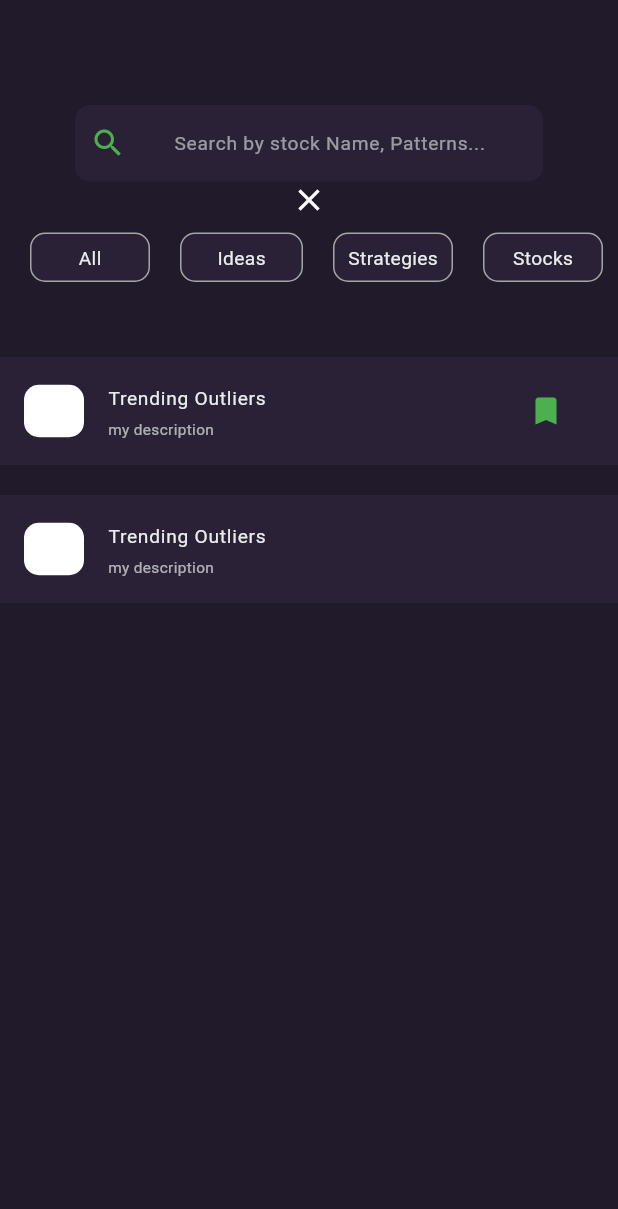
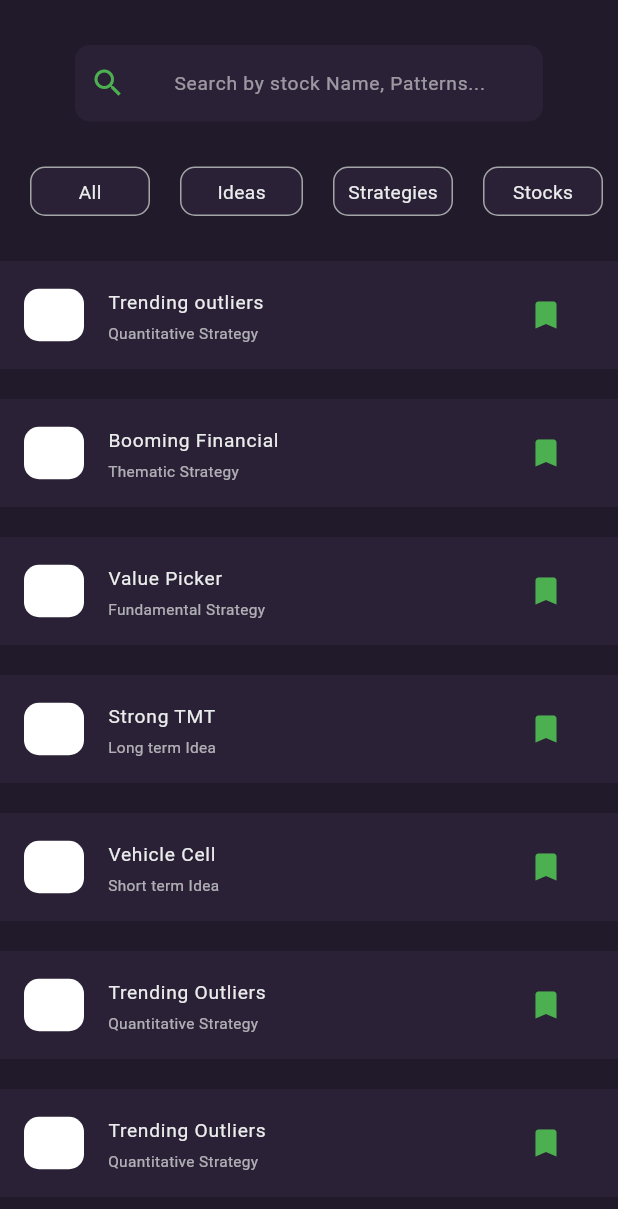
Before and after one commit to nayu1212/statzy, a Flutter app: the screen it shows after launch, on a phone screen of 412 x 824 dp. Shown: the top 1209 px of the screen. Run offline on Flutter 3.47's test engine with Material 3 defaults, Android fonts, the light colour scheme and no system bars.

Commit message:
second commit

```diff
--- a/lib/home.dart
+++ b/lib/home.dart
@@ -18,11 +18,30 @@ class _HomeState extends State<Home> {
     });
   }
 
+  List<String> title = [
+    "Trending outliers",
+    "Booming Financial",
+    "Value Picker",
+    "Strong TMT",
+    "Vehicle Cell",
+    "Trending Outliers",
+    "Trending Outliers"
+  ];
+  List<String> description = [
+    "Quantitative Strategy",
+    "Thematic Strategy",
+    "Fundamental Strategy",
+    "Long term Idea",
+    "Short term Idea",
+    "Quantitative Strategy",
+    "Quantitative Strategy"
+  ];
   @override
   Widget build(BuildContext context) {
     return Scaffold(
-      body: Padding(
-        padding: EdgeInsets.only(top: 70.0),
+      body: SafeArea(
+        child: Padding(
+          padding: const EdgeInsets.only(top: 30),
           child: Column(children: [
             SizedBox(
               height: 51,
@@ -54,12 +73,8 @@ class _HomeState extends State<Home> {
                 ),
               ),
             ),
-          Icon(
-            Icons.close,
-            color: Colors.white,
-          ),
             SizedBox(
-            height: 10,
+              height: 30,
             ),
             Row(
               children: [
@@ -126,13 +141,16 @@ class _HomeState extends State<Home> {
               ],
             ),
             SizedBox(
-            height: 50,
+              height: 30,
             ),
+            Expanded(
+              child: ListView.builder(
+                  itemCount: title.length,
+                  itemBuilder: (context, index) {
+                    return Column(
+                      children: [
                         Container(
-            // 2A2136
-            decoration: BoxDecoration(
                           color: Color(0xFF2A2136),
-            ),
                           child: ListTile(
                             leading: Container(
                               width: 40,
@@ -143,49 +161,33 @@ class _HomeState extends State<Home> {
                               ),
                             ),
                             title: Text(
-                "Trending Outliers",
-                style: TextStyle(fontSize: 12.8, color: Color(0xFFEBECEC)),
+                              title[index],
+                              style: TextStyle(
+                                  fontSize: 12.8, color: Color(0xFFEBECEC)),
                             ),
                             subtitle: Text(
-                "my description",
-                style: TextStyle(fontSize: 10.24, color: Color(0xB3EBECEC)),
+                              description[index],
+                              style: TextStyle(
+                                  fontSize: 10.24, color: Color(0xB3EBECEC)),
                             ),
                             trailing: IconButton(
-                  icon: Icon(Icons.bookmark, color: bookmarkColor),
+                                icon:
+                                    Icon(Icons.bookmark, color: bookmarkColor),
                                 onPressed: () {
                                   toggleBookmarkColor();
                                   setState(() {});
                                 }),
                           ),
                         ),
-          SizedBox(
+                        Container(
                           height: 20,
                         ),
-          Container(
-            // 2A2136
-            decoration: BoxDecoration(
-              color: Color(0xFF2A2136),
-            ),
-            child: ListTile(
-              leading: Container(
-                width: 40,
-                height: 35,
-                decoration: BoxDecoration(
-                  color: Colors.white,
-                  borderRadius: BorderRadius.circular(10.0),
-                ),
-              ),
-              title: Text(
-                "Trending Outliers",
-                style: TextStyle(fontSize: 12.8, color: Color(0xFFEBECEC)),
-              ),
-              subtitle: Text(
-                "my description",
-                style: TextStyle(fontSize: 10.24, color: Color(0xB3EBECEC)),
-              ),
-            ),
+                      ],
+                    );
+                  }),
             ),
           ]),
+        ),
       ),
     );
   }
```
Lines whose indentation alone changed are shown as unchanged.
